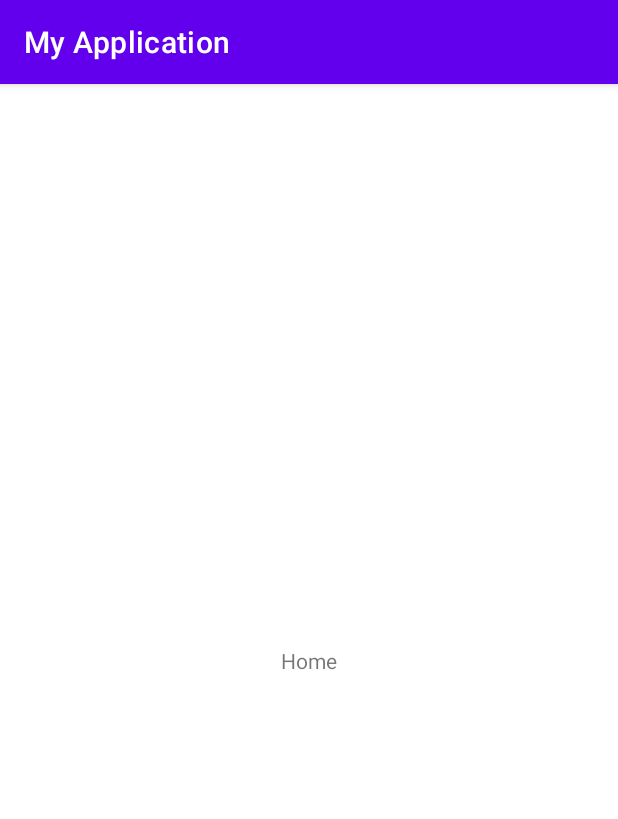
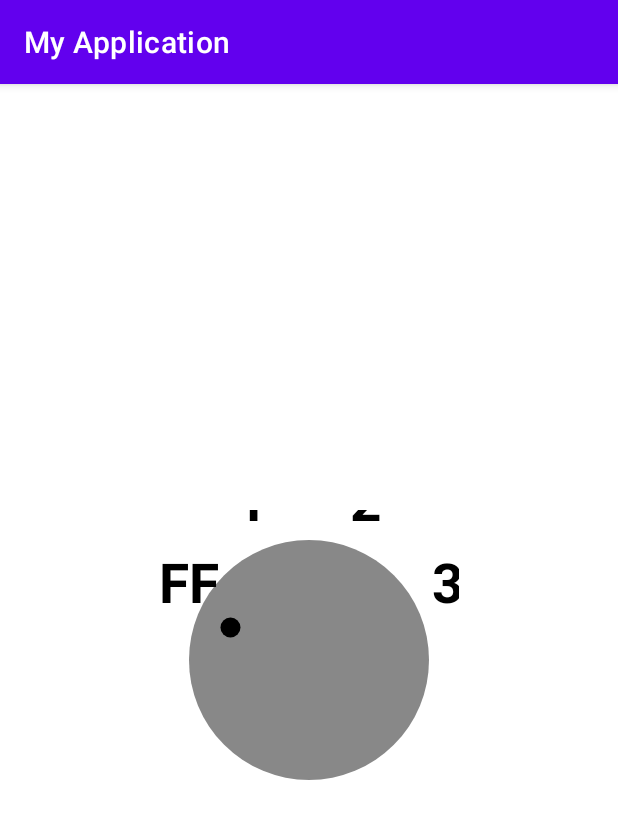
Before and after one commit to lubshad/Practice, an Android app: the fragment FragmentHome shown on its own in the app's theme, on a phone screen of 412 x 824 dp. Shown: the top 819 px of the screen. Run offline under Robolectric (Android 15) with nearby library versions, the phone set to English and light mode, and no system bars.

Commit message:
custom layout added

```diff
--- /dev/null
+++ b/app/src/main/java/com/example/myapplication/ui/home/DialView.kt
@@ -0,0 +1,106 @@
+package com.example.myapplication.ui.home
+
+import android.content.Context
+import android.graphics.*
+import android.util.AttributeSet
+import android.view.LayoutInflater
+import android.view.View
+import com.example.myapplication.R
+import kotlin.math.cos
+import kotlin.math.min
+import kotlin.math.sin
+
+class DialView @JvmOverloads  constructor(
+    context: Context,
+    attrs: AttributeSet? = null,
+    defStyleAttr: Int = 0
+) : View(context, attrs, defStyleAttr) {
+
+
+
+    private enum class FanSpeed(val label: Int) {
+        OFF(R.string.fan_off),
+        LOW(R.string.fan_low),
+        MEDIUM(R.string.fan_medium),
+        HIGH(R.string.fan_high);
+
+        fun next() = when (this) {
+            OFF -> LOW
+            LOW -> MEDIUM
+            MEDIUM -> HIGH
+            HIGH -> OFF
+        }
+    }
+
+    init {
+        isClickable = true
+    }
+
+    override fun performClick(): Boolean {
+        if (super.performClick()) return true
+
+        fanSpeed = fanSpeed.next()
+        contentDescription = resources.getString(fanSpeed.label)
+
+        invalidate()
+        return true
+    }
+
+
+    companion object {
+        private const val RADIUS_OFFSET_INDICATOR = -35
+        private const val RADIUS_OFFSET_LABEL = 30
+    }
+
+    private var radius = 0.0f                   // Radius of the circle.
+    private var fanSpeed = FanSpeed.OFF         // The active selection.
+    // position variable which will be used to draw label and indicator circle position
+    private val pointPosition: PointF = PointF(0.0f, 0.0f)
+
+    private val paint = Paint(Paint.ANTI_ALIAS_FLAG).apply {
+        style = Paint.Style.FILL
+        textAlign = Paint.Align.CENTER
+        textSize = 55.0f
+        typeface = Typeface.create( "", Typeface.BOLD)
+    }
+
+
+    override fun onSizeChanged(width: Int, height: Int, oldWidth: Int, oldHeight: Int) {
+        radius = (min(width, height) / 2.0 * 0.8).toFloat()
+    }
+
+
+    private fun PointF.computeXYForSpeed(pos: FanSpeed, radius: Float) {
+        // Angles are in radians.
+        val startAngle = Math.PI * (9 / 8.0)
+        val angle = startAngle + pos.ordinal * (Math.PI / 4)
+        x = (radius * cos(angle)).toFloat() + width / 2
+        y = (radius * sin(angle)).toFloat() + height / 2
+    }
+
+    override fun onDraw(canvas: Canvas) {
+        super.onDraw(canvas)
+
+        // Set dial background color to green if selection not off.
+        paint.color = if (fanSpeed == FanSpeed.OFF) Color.GRAY else Color.GREEN
+        // Draw the dial.
+        canvas.drawCircle((width / 2).toFloat(), (height / 2).toFloat(), radius, paint)
+        // Draw the indicator circle.
+        val markerRadius = radius + RADIUS_OFFSET_INDICATOR
+        pointPosition.computeXYForSpeed(fanSpeed, markerRadius)
+        paint.color = Color.BLACK
+        canvas.drawCircle(pointPosition.x, pointPosition.y, radius/12, paint)
+        // Draw the text labels.
+        val labelRadius = radius + RADIUS_OFFSET_LABEL
+        for (i in FanSpeed.values()) {
+            pointPosition.computeXYForSpeed(i, labelRadius)
+            val label = resources.getString(i.label)
+            canvas.drawText(label, pointPosition.x, pointPosition.y, paint)
+        }
+
+    }
+
+
+
+
+}
--- a/app/src/main/res/layout/fragment_home.xml
+++ b/app/src/main/res/layout/fragment_home.xml
@@ -6,14 +6,12 @@
     tools:context=".ui.home.FragmentHome"
     xmlns:app="http://schemas.android.com/apk/res-auto">
 
-    <TextView
-        android:text="@string/title_home"
-        android:textAlignment="center"
-        app:layout_constraintLeft_toLeftOf="parent"
-        app:layout_constraintRight_toRightOf="parent"
+    <com.example.myapplication.ui.home.DialView
+        android:layout_width="200dp"
+        android:id="@+id/dialView"
         app:layout_constraintTop_toTopOf="parent"
         app:layout_constraintBottom_toBottomOf="parent"
-        android:layout_width="match_parent"
-        android:layout_height="wrap_content"/>
+        app:layout_constraintLeft_toLeftOf="parent"
+        app:layout_constraintRight_toRightOf="parent"  android:layout_height="200dp"/>
 
 </androidx.constraintlayout.widget.ConstraintLayout>
--- a/app/src/main/res/values/dimens.xml
+++ b/app/src/main/res/values/dimens.xml
@@ -2,4 +2,6 @@
     <!-- Default screen margins, per the Android Design guidelines. -->
     <dimen name="activity_horizontal_margin">16dp</dimen>
     <dimen name="activity_vertical_margin">16dp</dimen>
+    <dimen name="fan_dimen">200</dimen>
+    <dimen name="default_margin">10</dimen>
 </resources>
--- a/app/src/main/res/values/strings.xml
+++ b/app/src/main/res/values/strings.xml
@@ -5,4 +5,8 @@
     <string name="title_dashboard">Dashboard</string>
     <string name="title_notifications">Notifications</string>
     <string name="current_locale">EN</string>
+    <string name="fan_off" translatable="false">OFF</string>
+    <string name="fan_low" translatable="false">1</string>
+    <string name="fan_medium" translatable="false">2</string>
+    <string name="fan_high" translatable="false">3</string>
 </resources>
```
